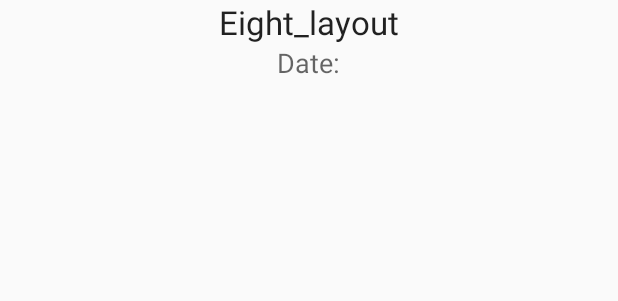
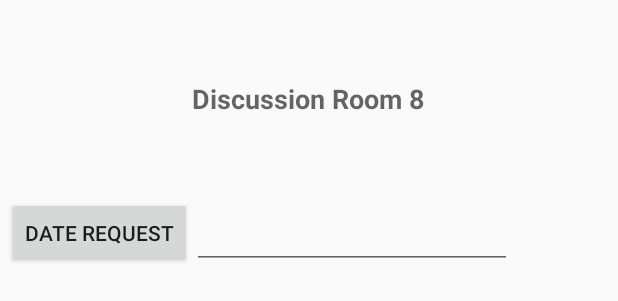
Before and after one commit to dylansyj/EzSOC, an Android app: the layout dr_layout8.xml on its own in the app's theme, with its tools: preview values and no code run, on a phone screen of 412 x 824 dp. Shown: the top 301 px of the screen. Run offline under Robolectric (Android 15) with nearby library versions, the phone set to English and light mode, and no system bars.

Commit message:
Added up DrEight Fragment lay out 8 pop out i.e. date selected by user is chosen

```diff
--- a/app/src/main/res/layout/dr_layout8.xml
+++ b/app/src/main/res/layout/dr_layout8.xml
@@ -1,22 +1,40 @@
 <?xml version="1.0" encoding="utf-8"?>
 <RelativeLayout xmlns:android="http://schemas.android.com/apk/res/android"
-    android:layout_width="match_parent" android:layout_height="match_parent">
-
-    <TextView
-        android:layout_width="wrap_content"
-        android:layout_height="wrap_content"
-        android:textAppearance="?android:attr/textAppearanceLarge"
-        android:text="Eight_layout"
-        android:id="@+id/textView6"
-        android:layout_alignParentTop="true"
-        android:layout_centerHorizontal="true" />
+    android:layout_width="match_parent" android:layout_height="match_parent"
+    android:id="@+id/relative">
 
     <TextView
         android:layout_width="wrap_content"
         android:layout_height="wrap_content"
         android:textAppearance="?android:attr/textAppearanceMedium"
-        android:text="Date:"
-        android:id="@+id/textView18"
-        android:layout_below="@+id/textView6"
-        android:layout_centerHorizontal="true" />
+        android:text="Discussion Room 8"
+        android:id="@+id/textView8"
+        android:textStyle="normal|bold"
+        android:layout_alignParentTop="true"
+        android:layout_centerHorizontal="true"
+        android:layout_marginTop="53dp" />
+
+    <Button
+        android:layout_width="wrap_content"
+        android:layout_height="wrap_content"
+        android:id="@+id/button"
+        android:onClick="setDate"
+        android:layout_marginTop="53dp"
+        android:text="Date Request"
+        android:layout_below="@+id/textView8"
+        android:layout_toLeftOf="@+id/editText"
+        android:layout_toStartOf="@+id/editText" />
+
+    <EditText
+        android:layout_width="wrap_content"
+        android:layout_height="wrap_content"
+        android:inputType="date"
+        android:ems="10"
+        android:gravity="center"
+        android:id="@+id/editText"
+        android:focusable="false"
+        android:layout_alignBottom="@+id/button"
+        android:layout_alignLeft="@+id/textView8"
+        android:layout_alignStart="@+id/textView8" />
+
 </RelativeLayout>
```
Also changed, not shown: app/src/main/java/com/example/alphanese/ezsoc5/DrEigthFragment.java (+134 -3 lines), app/src/main/java/com/example/alphanese/ezsoc5/DrFirstFragment.java (+13 -12 lines), app/src/main/res/layout/dr8_pop_out.xml (added, +7 -0 lines).
